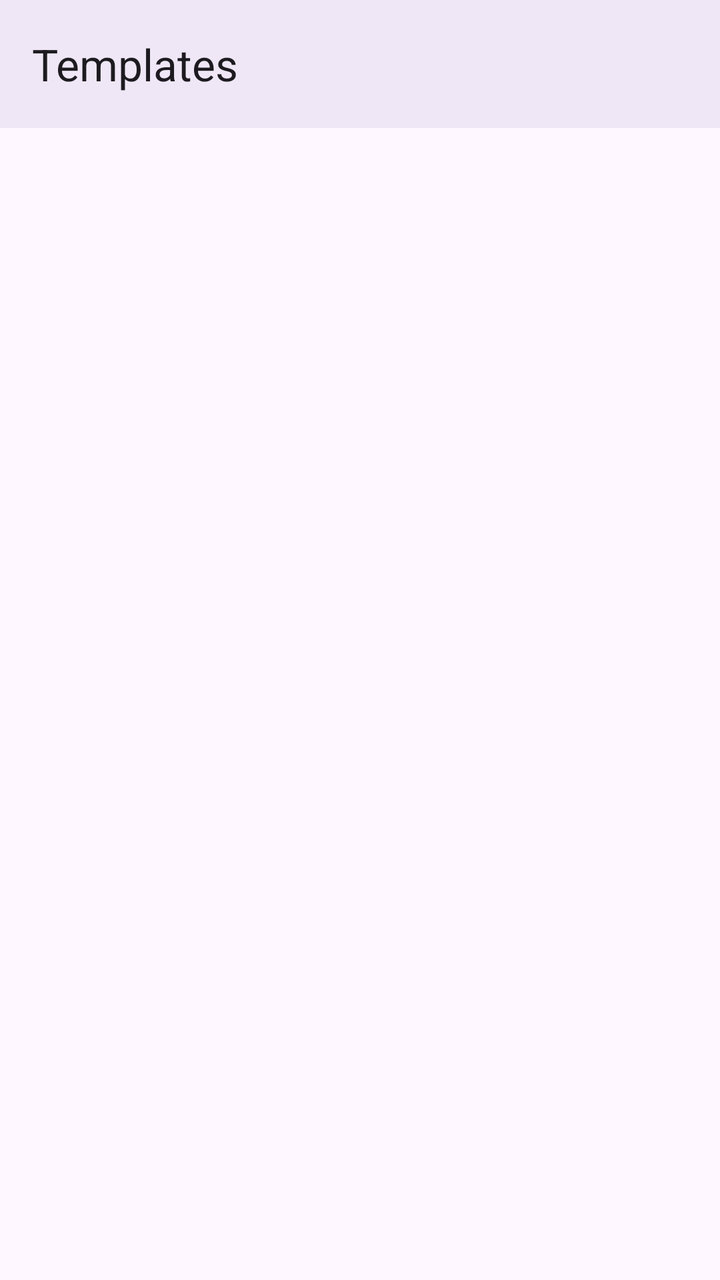
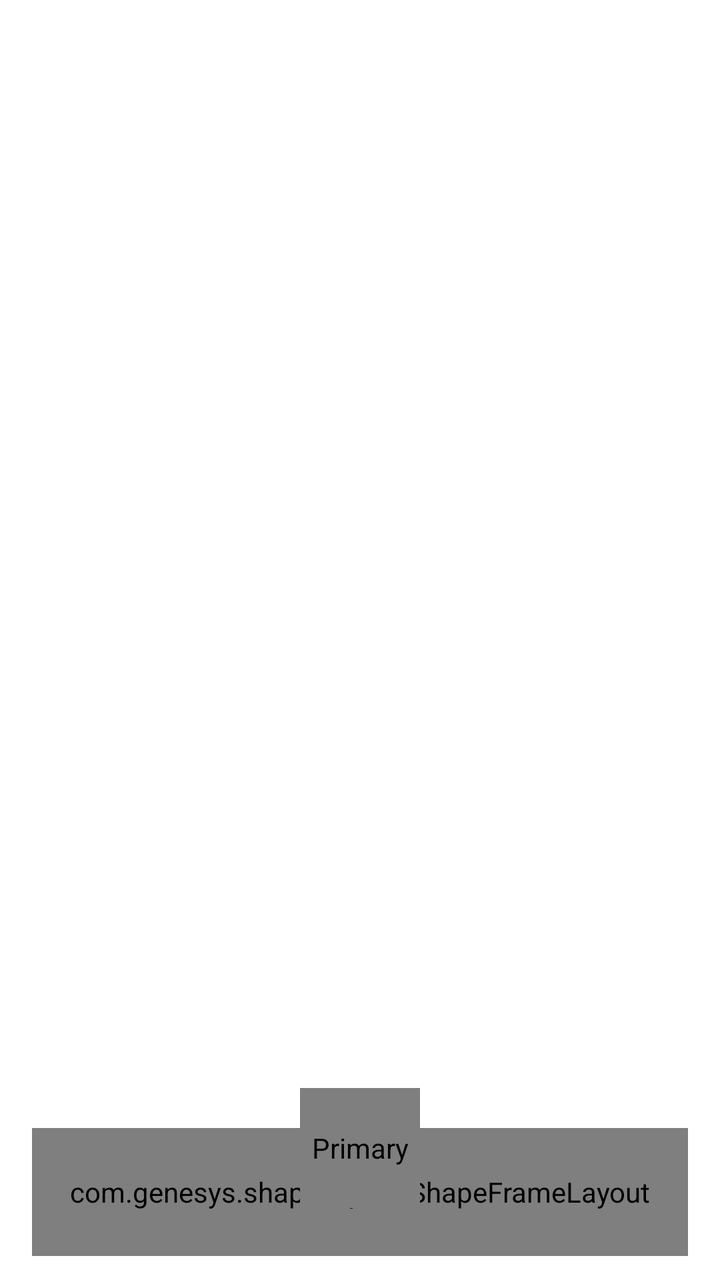

Two renders of the same Android screen: before a commit and after it. Below are the layout's source before the change and the commit's diff.
<!-- AndroidManifest.xml: application theme Theme.Codebase -->
<!-- res/layout/activity_main.xml -->
<?xml version="1.0" encoding="utf-8"?>
<layout xmlns:android="http://schemas.android.com/apk/res/android"
    xmlns:app="http://schemas.android.com/apk/res-auto"
    xmlns:tools="http://schemas.android.com/tools">

    <data />

    <androidx.constraintlayout.widget.ConstraintLayout
        android:id="@+id/main"
        android:layout_width="match_parent"
        android:layout_height="match_parent"
        tools:context="com.genesys.codebase.MainActivity">

        
        <com.google.android.material.appbar.MaterialToolbar
            android:id="@+id/toolbar"
            android:layout_width="0dp"
            android:layout_height="?attr/actionBarSize"
            android:background="?attr/colorSurface"
            android:elevation="4dp"
            app:layout_constraintEnd_toEndOf="parent"
            app:layout_constraintStart_toStartOf="parent"
            app:layout_constraintTop_toTopOf="parent"
            app:title="Templates"
            app:titleTextAppearance="@style/TextAppearance.Material3.TitleLarge" />

        
        <FrameLayout
            android:id="@+id/fragment_container"
            android:layout_width="0dp"
            android:layout_height="0dp"
            app:layout_constraintBottom_toBottomOf="parent"
            app:layout_constraintEnd_toEndOf="parent"
            app:layout_constraintStart_toStartOf="parent"
            app:layout_constraintTop_toBottomOf="@id/toolbar" />

    </androidx.constraintlayout.widget.ConstraintLayout>
</layout>
<!-- resources referenced by this layout -->
<resources>
  <style name="Theme.Codebase" parent="Base.Theme.Codebase" />
  <style name="Base.Theme.Codebase" parent="Theme.Material3.DayNight.NoActionBar">
          
          
      </style>
</resources>

<!-- the commit's change to res/layout/activity_main.xml (unified diff, before → after) -->
@@ -1,38 +1,89 @@
 <?xml version="1.0" encoding="utf-8"?>
-<layout xmlns:android="http://schemas.android.com/apk/res/android"
+<androidx.constraintlayout.widget.ConstraintLayout xmlns:android="http://schemas.android.com/apk/res/android"
     xmlns:app="http://schemas.android.com/apk/res-auto"
-    xmlns:tools="http://schemas.android.com/tools">
+    xmlns:tools="http://schemas.android.com/tools"
+    android:id="@+id/main"
+    android:layout_width="match_parent"
+    android:layout_height="match_parent"
+    android:background="@color/color_bg_container"
+    tools:context="com.genesys.codebase.MainActivity">
+    <View
+        android:id="@+id/topline"
+        android:layout_width="match_parent"
+        android:layout_height="0dp"
+        app:layout_constraintTop_toTopOf="parent"
+        app:layout_constraintStart_toStartOf="parent"
+        app:layout_constraintEnd_toEndOf="parent"/>
 
-    <data />
+    <androidx.viewpager2.widget.ViewPager2
+        android:id="@+id/view_pager"
+        android:layout_width="match_parent"
+        android:layout_height="0dp"
+        app:layout_constraintBottom_toTopOf="@id/layout_bottom_area"
+        app:layout_constraintEnd_toEndOf="parent"
+        app:layout_constraintStart_toStartOf="parent"
+        app:layout_constraintTop_toBottomOf="@id/topline" />
 
     <androidx.constraintlayout.widget.ConstraintLayout
-        android:id="@+id/main"
-        android:layout_width="match_parent"
-        android:layout_height="match_parent"
-        tools:context="com.genesys.codebase.MainActivity">
+        android:id="@+id/layout_bottom_area"
+        android:layout_width="0dp"
+        android:layout_height="wrap_content"
+        android:clipChildren="false"
+        android:clipToPadding="false"
+        android:paddingBottom="12dp"
+        app:layout_constraintBottom_toBottomOf="parent"
+        app:layout_constraintEnd_toEndOf="parent"
+        app:layout_constraintStart_toStartOf="parent">
 
-        
-        <com.google.android.material.appbar.MaterialToolbar
-            android:id="@+id/toolbar"
+        <com.genesys.shape.layout.ShapeFrameLayout
+            android:id="@+id/layout_bottom_bar"
             android:layout_width="0dp"
-            android:layout_height="?attr/actionBarSize"
-            android:background="?attr/colorSurface"
-            android:elevation="4dp"
+            android:layout_height="64dp"
+            android:layout_marginStart="16dp"
+            android:layout_marginTop="20dp"
+            android:layout_marginEnd="16dp"
+            app:layout_constraintBottom_toBottomOf="parent"
             app:layout_constraintEnd_toEndOf="parent"
             app:layout_constraintStart_toStartOf="parent"
             app:layout_constraintTop_toTopOf="parent"
-            app:title="Templates"
-            app:titleTextAppearance="@style/TextAppearance.Material3.TitleLarge" />
+            app:shape_effect1Blur="0dp"
+            app:shape_effect1Color="@color/color_neo_border"
+            app:shape_effect1OffsetX="4dp"
+            app:shape_effect1OffsetY="4dp"
+            app:shape_effect1Type="dropShadow"
+            app:shape_radius="20dp"
+            app:shape_solidColor="@color/color_bg_container"
+            app:shape_strokeColor="@color/color_neo_border"
+            app:shape_strokeSize="2dp">
 
-        
-        <FrameLayout
-            android:id="@+id/fragment_container"
-            android:layout_width="0dp"
-            android:layout_height="0dp"
-            app:layout_constraintBottom_toBottomOf="parent"
-            app:layout_constraintEnd_toEndOf="parent"
-            app:layout_constraintStart_toStartOf="parent"
-            app:layout_constraintTop_toBottomOf="@id/toolbar" />
+            <com.genesys.core.ui.custom.CustomBottomNavigationView
+                android:id="@+id/bottom_navigation"
+                android:layout_width="match_parent"
+                android:layout_height="match_parent" />
+
+        </com.genesys.shape.layout.ShapeFrameLayout>
+
+        <com.genesys.shape.view.ShapeImageView
+            android:id="@+id/btn_center_action"
+            android:layout_width="60dp"
+            android:layout_height="60dp"
+            android:contentDescription="@string/nav_primary"
+            android:scaleType="centerInside"
+            app:layout_constraintEnd_toEndOf="@id/layout_bottom_bar"
+            app:layout_constraintStart_toStartOf="@id/layout_bottom_bar"
+            app:layout_constraintTop_toTopOf="parent"
+            app:shape_effect1Blur="0dp"
+            app:shape_effect1Color="@color/color_neo_border"
+            app:shape_effect1OffsetX="4dp"
+            app:shape_effect1OffsetY="4dp"
+            app:shape_effect1Type="dropShadow"
+            app:shape_solidColor="@color/color_neo_action_button_bg"
+            app:shape_strokeColor="@color/color_neo_border"
+            app:shape_strokeSize="2.5dp"
+            app:shape_type="oval"
+            app:srcCompat="@drawable/ic_nav_primary"
+            app:tint="@color/color_neo_text" />
 
     </androidx.constraintlayout.widget.ConstraintLayout>
-</layout>
+
+</androidx.constraintlayout.widget.ConstraintLayout>
<!-- resource entries referenced after the edit -->
@@ -1,5 +1,23 @@
 <!-- resources referenced by this layout -->
 <resources>
+  <color name="color_bg_container">#FFFFFF</color>
+  <color name="color_neo_action_button_bg">#FFE000</color>
+  <color name="color_neo_border">#000000</color>
+  <color name="color_neo_text">#000000</color>
+  <!-- drawable ic_nav_primary (drawable) -->
+  <vector xmlns:android="http://schemas.android.com/apk/res/android"
+      android:width="24dp"
+      android:height="24dp"
+      android:viewportWidth="24"
+      android:viewportHeight="24">
+      <path
+          android:strokeColor="#FF000000"
+          android:strokeWidth="3.2"
+          android:strokeLineCap="round"
+          android:strokeLineJoin="round"
+          android:pathData="M12,5V19M5,12H19" />
+  </vector>
+  <string name="nav_primary">Primary</string>
   <style name="Theme.Codebase" parent="Base.Theme.Codebase" />
   <style name="Base.Theme.Codebase" parent="Theme.Material3.DayNight.NoActionBar">
           
